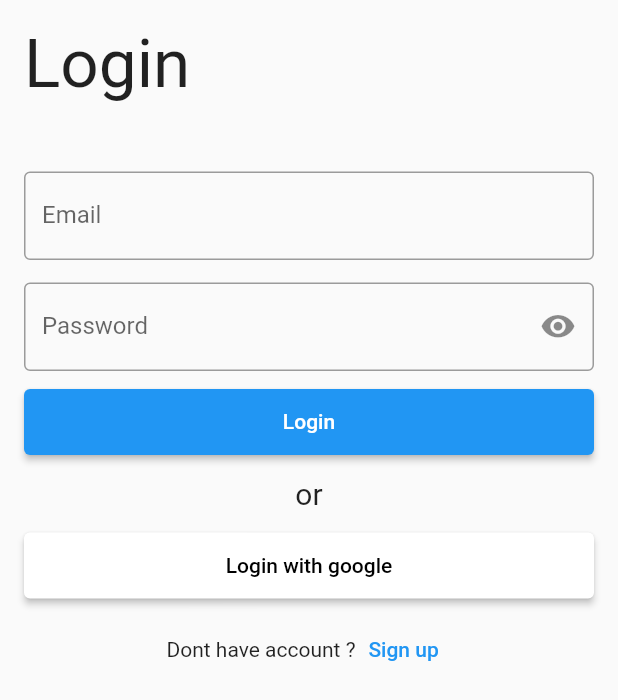
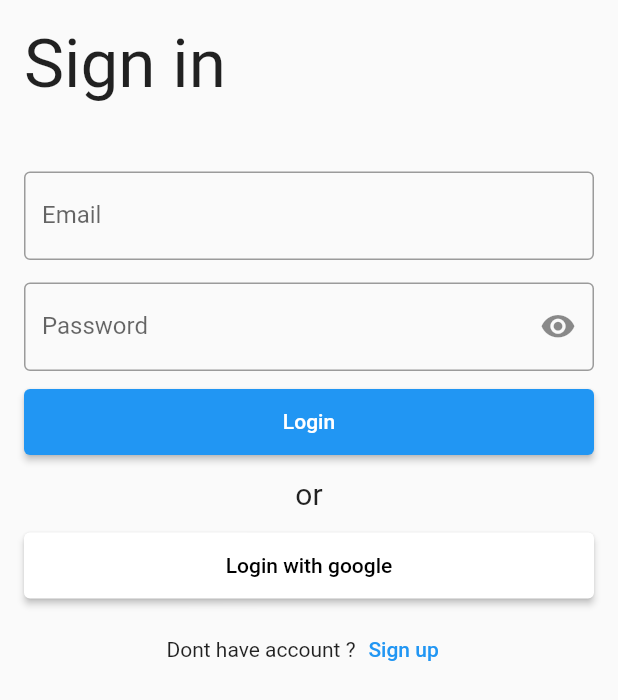
Before and after one commit to dikamuharman/flutter_starter_riverpod, a Flutter app: the screen it shows after launch, on a phone screen of 412 x 824 dp. Shown: the top 700 px of the screen. Run offline on Flutter 3.47's test engine with Material 2 defaults, Android fonts, the phone set to English and light mode, and no system bars; our stand-ins replace auto_route, firebase_core, flutter_hooks, hive_flutter, hooks_riverpod; accounts and stored records are empty.

Commit message:
refactor: :lipstick: change heading from login to sign in

```diff
--- a/lib/features/authentication/presentation/screen/login_screen.dart
+++ b/lib/features/authentication/presentation/screen/login_screen.dart
@@ -20,7 +20,7 @@ class LoginScreen extends HookConsumerWidget {
               crossAxisAlignment: CrossAxisAlignment.start,
               children: [
                 Text(
-                  'Login',
+                  'Sign in',
                   style: theme.textTheme.headline3
                       ?.copyWith(color: Colors.black87),
                 ),
```
